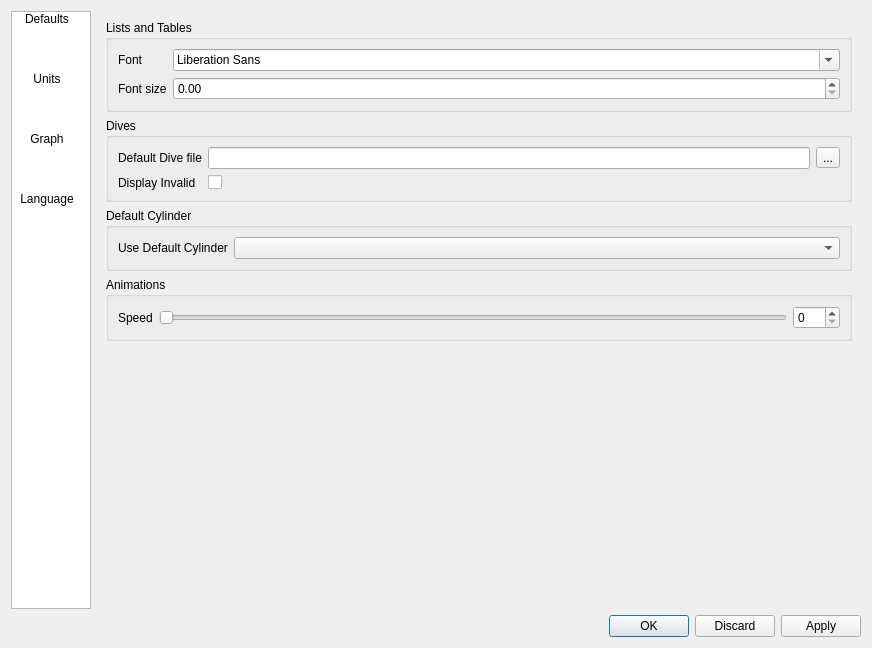
Above: qt-ui/preferences.ui from subsurface/subsurface before the change. Below: the same form after it.
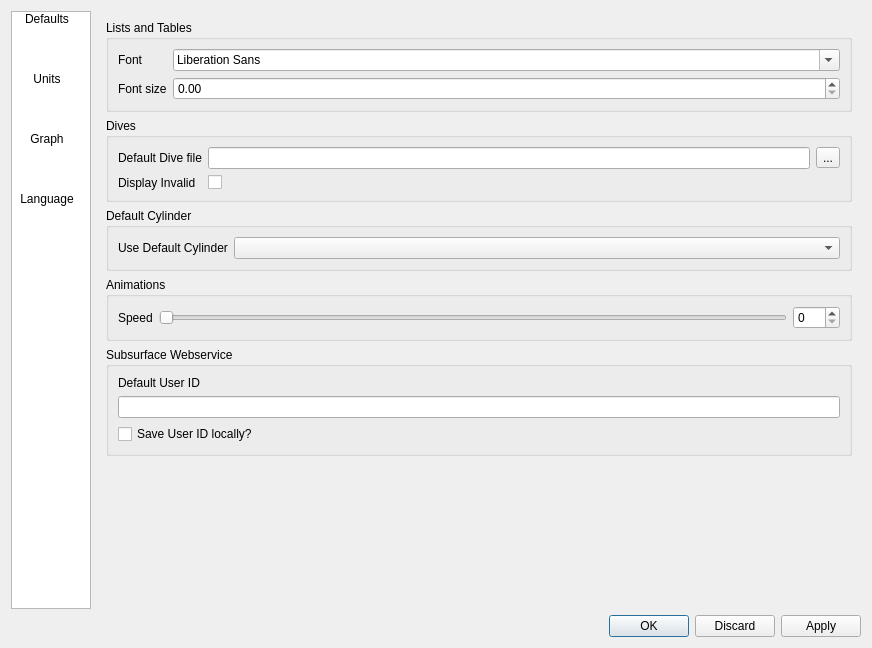
That is the form after the change. Icons and pictures are not drawn.

```diff
--- a/qt-ui/preferences.ui
+++ b/qt-ui/preferences.ui
@@ -264,6 +264,33 @@
            </layout>
           </widget>
          </item>
+         <item>
+          <widget class="QGroupBox" name="groupBox_8">
+           <property name="title">
+            <string>Subsurface Webservice</string>
+           </property>
+           <layout class="QVBoxLayout" name="verticalLayout_7">
+            <item>
+             <widget class="QLabel" name="label_16">
+              <property name="text">
+               <string>Default User ID</string>
+              </property>
+             </widget>
+            </item>
+            <item>
+             <widget class="QLineEdit" name="default_uid">
+             </widget>
+            </item>
+            <item>
+             <widget class="QCheckBox" name="save_uid_local">
+              <property name="text">
+               <string>Save User ID locally?</string>
+              </property>
+             </widget>
+            </item>
+           </layout>
+          </widget>
+         </item>
          <item>
           <spacer name="verticalSpacer_2">
            <property name="orientation">
```
